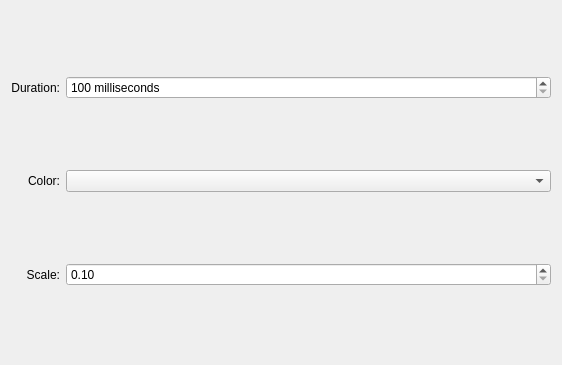
First picture: the form in kwin/kwin4_effect_energize_a/config.ui, repository Schneegans/Burn-My-Windows, before the edit.
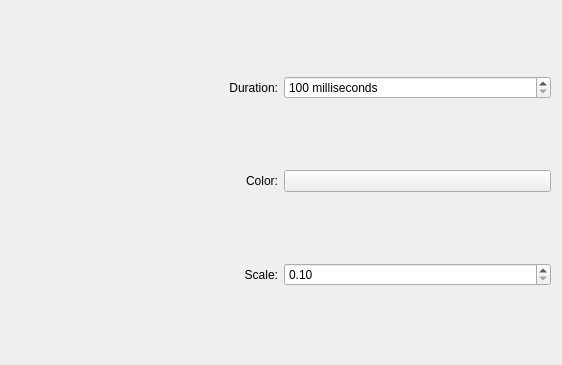
Second picture: the form after the edit. Custom widgets are drawn as their Qt base class.

Commit message: :wrench: Tweak kwin config GUI

```diff
--- a/kwin/kwin4_effect_energize_a/config.ui
+++ b/kwin/kwin4_effect_energize_a/config.ui
@@ -35,12 +35,9 @@
     </widget>
    </item>
    <item row="1" column="1">
-    <widget class="KColorCombo" name="kcfg_Color">
-     <property name="sizePolicy">
-      <sizepolicy hsizetype="Expanding" vsizetype="Fixed">
-       <horstretch>0</horstretch>
-       <verstretch>0</verstretch>
-      </sizepolicy>
+    <widget class="KColorButton" name="kcfg_Color">
+     <property name="alphaChannelEnabled">
+      <bool>true</bool>
      </property>
     </widget>
    </item>
@@ -87,9 +84,9 @@
  </widget>
  <customwidgets>
   <customwidget>
-   <class>KColorCombo</class>
-   <extends>QComboBox</extends>
-   <header>kcolorcombo.h</header>
+   <class>KColorButton</class>
+   <extends>QPushButton</extends>
+   <header>kcolorbutton.h</header>
   </customwidget>
  </customwidgets>
  <resources />
```
The commit also changes 4 other files.
